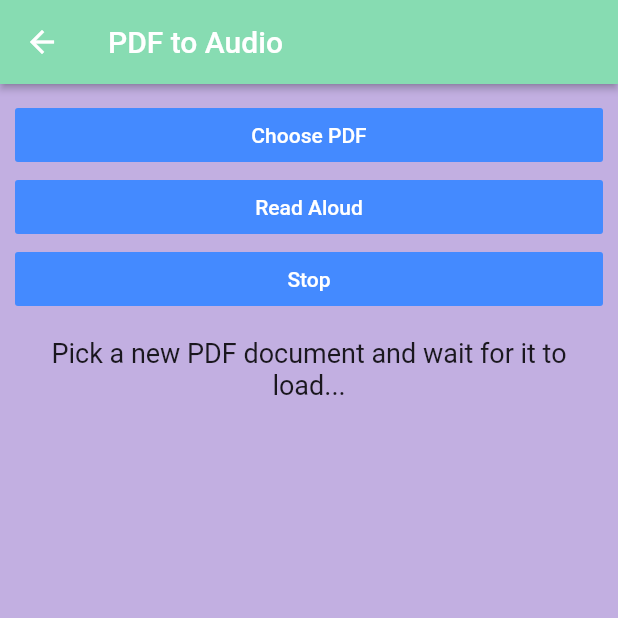
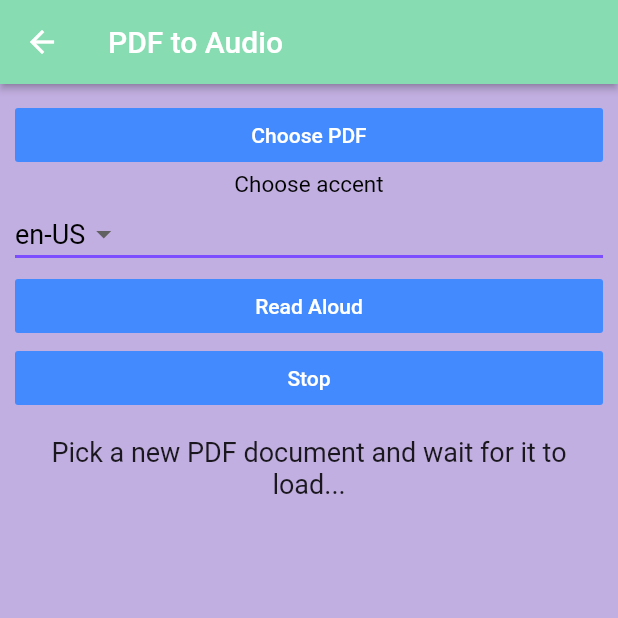
Before and after one commit to rathilakshika/LearnAid, a Flutter app: the TextToSpeech screen opened directly, after a tap on "Read Aloud", on a phone screen of 412 x 824 dp, the top half of it. Run offline on Flutter 3.47's test engine with Material 2 defaults, Android fonts, the light colour scheme and no system bars; our stand-ins replace file_picker, flutter_tts, google_fonts; missing offline and left inert: pdf_text.

Commit message:
Accent option added

```diff
--- a/lib/pages/homepage.dart
+++ b/lib/pages/homepage.dart
@@ -49,6 +49,7 @@ class HomeState extends State<Home> {
                   backgroundColor: Color(0xff87dcb2),
                   child: CircleAvatar(
                     radius: 60,
+                    backgroundColor: Colors.white,
                     backgroundImage: AssetImage('assets/images/unicorn.png'),
                   ),
                 ),
@@ -137,7 +138,7 @@ class NavDrawer extends StatelessWidget {
                     color: Color(0xff87dcb2),
                     image: DecorationImage(
                         fit: BoxFit.fill,
-                        image: AssetImage('assets/images/hands.png'))),
+                        image: AssetImage('assets/images/student.png'))),
               ),
               Column(
                 crossAxisAlignment: CrossAxisAlignment.start,
--- a/lib/pages/textToSpeech.dart
+++ b/lib/pages/textToSpeech.dart
@@ -22,6 +22,19 @@ class _TextToSpeechState extends State<TextToSpeech> {
 
   bool _buttonsEnabled = true;
   TtsState ttsState = TtsState.stopped;
+
+  String dropdownValue = 'en-US';
+
+  // To show Selected Item in Text.
+  String holder = '';
+
+  List<String> accentName = ['en-US', 'en-IN', 'uk-UA', 'fr-FR', 'ru-RU'];
+  void getDropDownItem() {
+    setState(() {
+      holder = dropdownValue;
+    });
+  }
+
   @override
   void initState() {
     super.initState();
@@ -50,6 +63,35 @@ class _TextToSpeechState extends State<TextToSpeech> {
               color: Colors.blueAccent,
               onPressed: _pickPDFText,
               padding: EdgeInsets.all(5),
+            ),
+            Container(
+              alignment: Alignment.center,
+              child: Text(
+                'Choose accent',
+                style: TextStyle(color: Colors.black, fontSize: 15),
+              ),
+            ),
+            DropdownButton<String>(
+              value: dropdownValue,
+              icon: Icon(Icons.arrow_drop_down),
+              iconSize: 24,
+              elevation: 16,
+              style: TextStyle(color: Colors.black, fontSize: 18),
+              underline: Container(
+                height: 2,
+                color: Colors.deepPurpleAccent,
+              ),
+              onChanged: (String data) {
+                setState(() {
+                  dropdownValue = data;
+                });
+              },
+              items: accentName.map<DropdownMenuItem<String>>((String value) {
+                return DropdownMenuItem<String>(
+                  value: value,
+                  child: Text(value),
+                );
+              }).toList(),
             ),
             FlatButton(
               child: Text(
@@ -112,6 +154,15 @@ class _TextToSpeechState extends State<TextToSpeech> {
     });
 
     String text = await _pdfDoc.text;
+    if (dropdownValue == 'en-US') {
+      await flutterTts.setLanguage("en-US");
+    }
+    if (dropdownValue == 'en-IN') {
+      await flutterTts.setLanguage("en-IN");
+    }
+    if (dropdownValue == 'fr-FR') {
+      await flutterTts.setLanguage("fr-FR");
+    }
     var result = await flutterTts.speak(text);
     if (result == 1) setState(() => ttsState = TtsState.playing);
     setState(() {
```
Also changed, not shown: assets/images/student.png (added).
